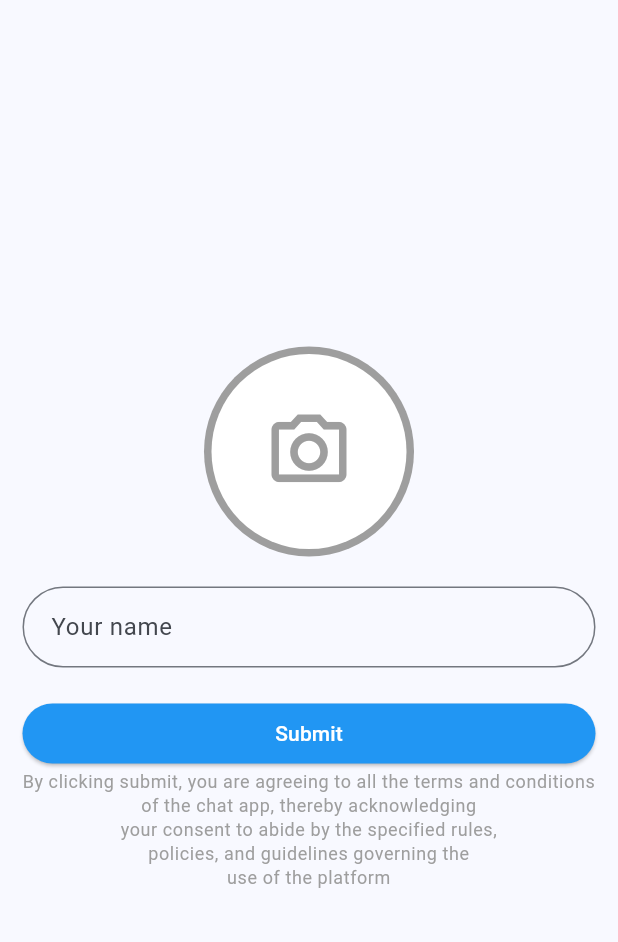
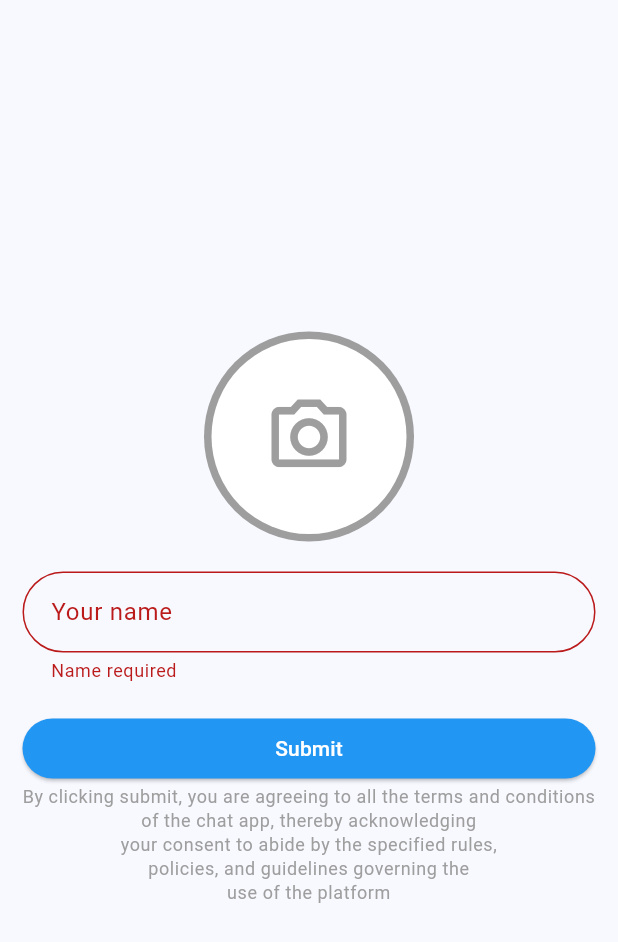
Before and after one commit to Vineeth-Kolichal/chat-app-flutter, a Flutter app: the SetProfileScreen screen opened directly, after a tap on "Submit", on a phone screen of 412 x 824 dp. Shown: the top 942 px of the screen. Run offline on Flutter 3.47's test engine with Material 3 defaults, Android fonts, the phone set to English and light mode, and no system bars; our stand-ins replace dartz, dio, flutter_bloc, freezed_annotation, get_it, image_cropper and 7 more; accounts and stored records are empty.

Commit message:
set profile api integration completed

```diff
--- a/lib/features/on_boarding/domain/repositories/on_boarding_repos.dart
+++ b/lib/features/on_boarding/domain/repositories/on_boarding_repos.dart
@@ -1,9 +1,11 @@
 import 'package:chat_app/core/failure/failures.dart';
 import 'package:chat_app/features/on_boarding/domain/usecase/send_otp_usecase.dart';
+import 'package:chat_app/features/on_boarding/domain/usecase/set_profile_usecase.dart';
 import 'package:chat_app/features/on_boarding/domain/usecase/verify_otp_usecase.dart';
 import 'package:dartz/dartz.dart';
 
 abstract class OnBoardingRepos {
   Future<Either<Failure, void>> sendOtp(Phone phone);
   Future<Either<Failure, void>> verifyOtp(Otp otp);
+  Future<Either<Failure, void>> setProfile(ProfileParam param);
 }
--- a/lib/features/on_boarding/domain/usecase/set_profile_usecase.dart
+++ b/lib/features/on_boarding/domain/usecase/set_profile_usecase.dart
@@ -0,0 +1,25 @@
+import 'dart:io';
+
+import 'package:chat_app/core/base_usecase/base_usecase.dart';
+import 'package:chat_app/core/failure/failures.dart';
+import 'package:chat_app/features/on_boarding/domain/repositories/on_boarding_repos.dart';
+import 'package:dartz/dartz.dart';
+import 'package:injectable/injectable.dart';
+
+@lazySingleton
+@injectable
+class SetProfileUseCase implements UseCase<void, ProfileParam> {
+  final OnBoardingRepos onBoardingRepos;
+
+  SetProfileUseCase(this.onBoardingRepos);
+  @override
+  Future<Either<Failure, void>> call(ProfileParam params) {
+    return onBoardingRepos.setProfile(params);
+  }
+}
+
+class ProfileParam {
+  File? image;
+  final String name;
+  ProfileParam({required this.name, this.image});
+}
--- a/lib/features/on_boarding/presentation/pages/set_profile_screen.dart
+++ b/lib/features/on_boarding/presentation/pages/set_profile_screen.dart
@@ -4,6 +4,8 @@ import 'package:chat_app/features/home/presentation/pages/chat_screen.dart';
 import 'package:chat_app/features/on_boarding/presentation/blocs/set_profile/set_profile_bloc.dart';
 import 'package:flutter/material.dart';
 import 'package:flutter_bloc/flutter_bloc.dart';
+
+final _formKey = GlobalKey<FormState>();
 
 class SetProfileScreen extends StatelessWidget {
   const SetProfileScreen({super.key});
@@ -50,7 +52,15 @@ class SetProfileScreen extends StatelessWidget {
                 },
               ),
               Space.y(20),
-              TextFormField(
+              Form(
+                key: _formKey,
+                child: TextFormField(
+                  validator: (value) {
+                    if (value == null || value.isEmpty) {
+                      return "Name required";
+                    }
+                    return null;
+                  },
                   controller: context.read<SetProfileBloc>().nameController,
                   decoration: InputDecoration(
                     contentPadding: const EdgeInsets.symmetric(
@@ -63,15 +73,33 @@ class SetProfileScreen extends StatelessWidget {
                     ),
                   ),
                 ),
+              ),
               Space.y(20),
-              CommonElevatedButton(
+              BlocConsumer<SetProfileBloc, SetProfileState>(
+                listener: (context, state) {
+                  if (state.isSuccess) {
+                    Navigator.of(context).pushReplacement(MaterialPageRoute(
+                      builder: (context) => const ChatScreen(),
+                    ));
+                  }
+                  if (state.error != null) {
+                    ScaffoldMessenger.of(context).showSnackBar(SnackBar(
+                      content: Text(state.error!),
+                      backgroundColor: Colors.red,
+                    ));
+                  }
+                },
+                builder: (context, state) {
+                  return CommonElevatedButton(
+                    isLoading: state.isLoading,
                     onPressed: () {
-                  context.read<SetProfileBloc>().add(Submit());
-                  // Navigator.of(context).push(MaterialPageRoute(
-                  //   builder: (context) => ChatScreen(),
-                  // ));
+                      if (_formKey.currentState!.validate()) {
+                        context.read<SetProfileBloc>().add(const Submit());
+                      }
                     },
                     label: "Submit",
+                  );
+                },
               ),
               Text(
                 'By clicking submit, you are agreeing to all the terms and conditions of the chat app, thereby acknowledging\nyour consent to abide by the specified rules,\npolicies, and guidelines governing the\nuse of the platform',
--- a/lib/main.dart
+++ b/lib/main.dart
@@ -24,7 +24,7 @@ class MyApp extends StatelessWidget {
   Widget build(BuildContext context) {
     return MultiBlocProvider(
       providers: [
-        BlocProvider(create: (context) => SetProfileBloc()),
+        BlocProvider(create: (context) => getIt<SetProfileBloc>()),
         BlocProvider(create: (context) => getIt<SendOtpBloc>()),
         BlocProvider(create: (context) => getIt<VerifyOtpBloc>()),
       ],
--- a/pubspec.yaml
+++ b/pubspec.yaml
@@ -49,6 +49,7 @@ dependencies:
   socket_io_client: ^2.0.3+1
   flutter_contacts: ^1.1.7+1
   loading_animation_widget: ^1.2.0+4
+  image_cropper: ^5.0.1
 
 dev_dependencies:
   flutter_test:
```
Also changed, not shown: lib/features/on_boarding/data/data_sources/on_boarding_data_sources.dart (+35 -2 lines), lib/features/on_boarding/data/repositories/on_boarding_repos_impl.dart (+11 -0 lines), lib/features/on_boarding/presentation/blocs/set_profile/set_profile_bloc.dart (+35 -4 lines), lib/core/dependancy_injection/config/config_injection.config.dart, pubspec.lock, 1 other file. Lines whose indentation alone changed are shown as unchanged.
